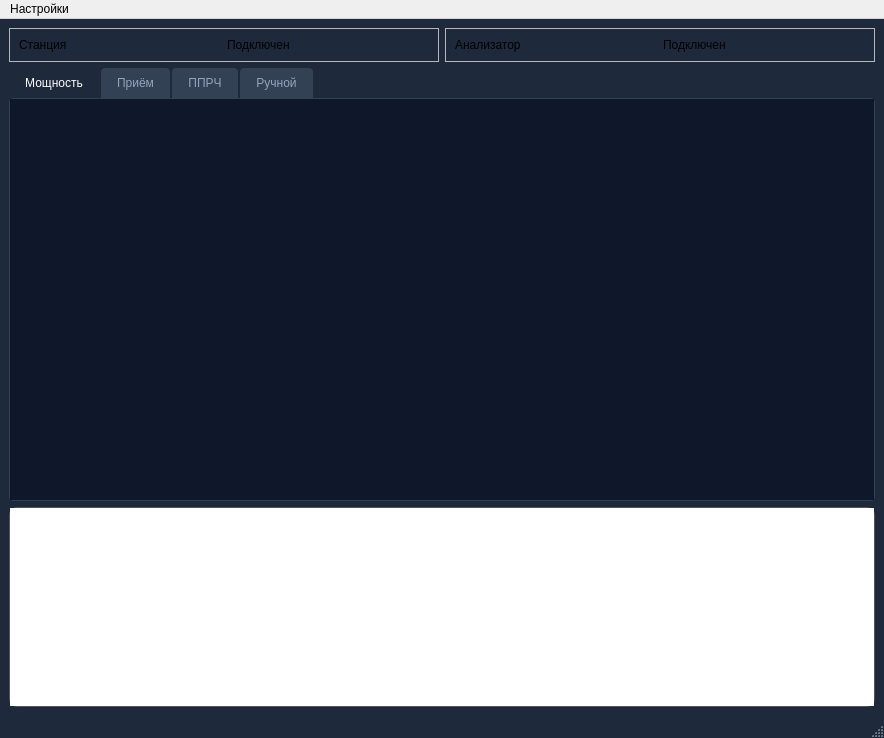
vitalisimys/Check_station, file mainwindow.ui: the form before one commit.
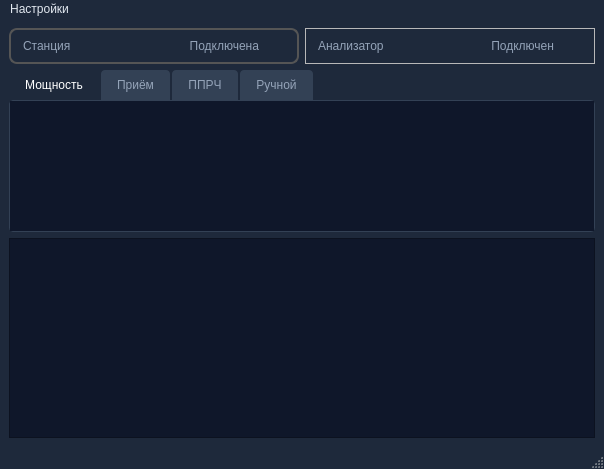
The form after the commit. Icons and pictures are not drawn.

The edit to the form file:
```diff
--- a/mainwindow.ui
+++ b/mainwindow.ui
@@ -9,8 +9,8 @@
    <rect>
     <x>0</x>
     <y>0</y>
-    <width>884</width>
-    <height>738</height>
+    <width>604</width>
+    <height>469</height>
    </rect>
   </property>
   <property name="windowTitle">
@@ -35,7 +35,23 @@
     <item>
      <layout class="QHBoxLayout" name="horizontalLayout">
       <item>
-       <widget class="QFrame" name="frame">
+       <widget class="QFrame" name="frameStation">
+        <property name="styleSheet">
+         <string notr="true">/*#logTextEdit {
+    background: qlineargradient(x1:0, y1:0, x2:0, y2:1,
+                                stop:0 #333333, stop:1 #1A1A1A); /* Вертикальный градиент 
+    border: 1px solid #555555; /* Тонкая рамка 
+    border-radius: 8px;        /* Закругленные углы 
+}*/
+
+#frameStation {
+    /*background-color: #0f172a;*/
+    color: #10b981;
+    border-radius: 8px;        /* Закругленные углы*/ 
+    border: 2px solid #555555; /* Тонкая рамка */
+    font-family: &quot;Consolas&quot;;
+}</string>
+        </property>
         <property name="frameShape">
          <enum>QFrame::StyledPanel</enum>
         </property>
@@ -44,16 +60,62 @@
         </property>
         <layout class="QHBoxLayout" name="horizontalLayout_2">
          <item>
-          <widget class="QLabel" name="label">
+          <widget class="QLabel" name="labelStation">
+           <property name="styleSheet">
+            <string notr="true">#labelStation {
+    color: #94a3b8;
+    margin-right: 2px;
+}</string>
+           </property>
            <property name="text">
             <string>Станция</string>
            </property>
           </widget>
          </item>
          <item>
-          <widget class="QLabel" name="label_3">
+          <widget class="QLabel" name="labelStateStation">
+           <property name="layoutDirection">
+            <enum>Qt::RightToLeft</enum>
+           </property>
+           <property name="styleSheet">
+            <string notr="true">#labelStateStation {
+    color: #94a3b8;
+    margin-right: 2px;
+}</string>
+           </property>
            <property name="text">
-            <string>Подключен</string>
+            <string>Подключена</string>
+           </property>
+           <property name="alignment">
+            <set>Qt::AlignRight|Qt::AlignTrailing|Qt::AlignVCenter</set>
+           </property>
+          </widget>
+         </item>
+         <item>
+          <widget class="QLabel" name="labelPixStation">
+           <property name="sizePolicy">
+            <sizepolicy hsizetype="Preferred" vsizetype="Preferred">
+             <horstretch>0</horstretch>
+             <verstretch>0</verstretch>
+            </sizepolicy>
+           </property>
+           <property name="maximumSize">
+            <size>
+             <width>20</width>
+             <height>20</height>
+            </size>
+           </property>
+           <property name="text">
+            <string/>
+           </property>
+           <property name="pixmap">
+            <pixmap resource="res.qrc">:/led_green.png</pixmap>
+           </property>
+           <property name="scaledContents">
+            <bool>true</bool>
+           </property>
+           <property name="alignment">
+            <set>Qt::AlignCenter</set>
            </property>
           </widget>
          </item>
@@ -70,16 +132,50 @@
         </property>
         <layout class="QHBoxLayout" name="horizontalLayout_3">
          <item>
-          <widget class="QLabel" name="label_2">
+          <widget class="QLabel" name="labelR3">
+           <property name="styleSheet">
+            <string notr="true">#labelR3 {
+    color: #94a3b8;
+    margin-right: 2px;
+}</string>
+           </property>
            <property name="text">
             <string>Анализатор</string>
            </property>
           </widget>
          </item>
          <item>
-          <widget class="QLabel" name="label_4">
+          <widget class="QLabel" name="labelStateR3">
+           <property name="styleSheet">
+            <string notr="true">#labelStateR3 {
+    color: #94a3b8;
+    margin-right: 2px;
+}</string>
+           </property>
            <property name="text">
             <string>Подключен</string>
+           </property>
+           <property name="alignment">
+            <set>Qt::AlignRight|Qt::AlignTrailing|Qt::AlignVCenter</set>
+           </property>
+          </widget>
+         </item>
+         <item>
+          <widget class="QLabel" name="labelPixR3">
+           <property name="maximumSize">
+            <size>
+             <width>20</width>
+             <height>20</height>
+            </size>
+           </property>
+           <property name="text">
+            <string/>
+           </property>
+           <property name="pixmap">
+            <pixmap resource="res.qrc">:/led_green.png</pixmap>
+           </property>
+           <property name="scaledContents">
+            <bool>true</bool>
            </property>
           </widget>
          </item>
@@ -171,11 +267,17 @@
        </size>
       </property>
       <property name="styleSheet">
-       <string notr="true">#logTextEdit {
+       <string notr="true">/*#logTextEdit {
     background: qlineargradient(x1:0, y1:0, x2:0, y2:1,
-                                stop:0 #333333, stop:1 #1A1A1A); /* Вертикальный градиент */
-    border: 1px solid #555555; /* Тонкая рамка */
-    border-radius: 8px;        /* Закругленные углы */
+                                stop:0 #333333, stop:1 #1A1A1A); /* Вертикальный градиент 
+    border: 1px solid #555555; /* Тонкая рамка 
+    border-radius: 8px;        /* Закругленные углы 
+}*/
+
+#logTextEdit {
+    background-color: #0f172a;
+    color: #10b981;
+    font-family: &quot;Consolas&quot;;
 }
 
 /* Стиль для вертикальной полосы прокрутки внутри QTextEdit */
@@ -234,10 +336,17 @@
     <rect>
      <x>0</x>
      <y>0</y>
-     <width>884</width>
+     <width>604</width>
      <height>23</height>
     </rect>
    </property>
+   <property name="styleSheet">
+    <string notr="true">#menubar {
+    background-color: #1e293b;        /* Тёмно-синий фон */
+    color: #e2e8f0;                    /* Светлый текст */
+}
+</string>
+   </property>
    <widget class="QMenu" name="menu">
     <property name="title">
      <string>Настройки</string>
```
Left out of the diff: 6 changed lines with no effect on the pictures.
